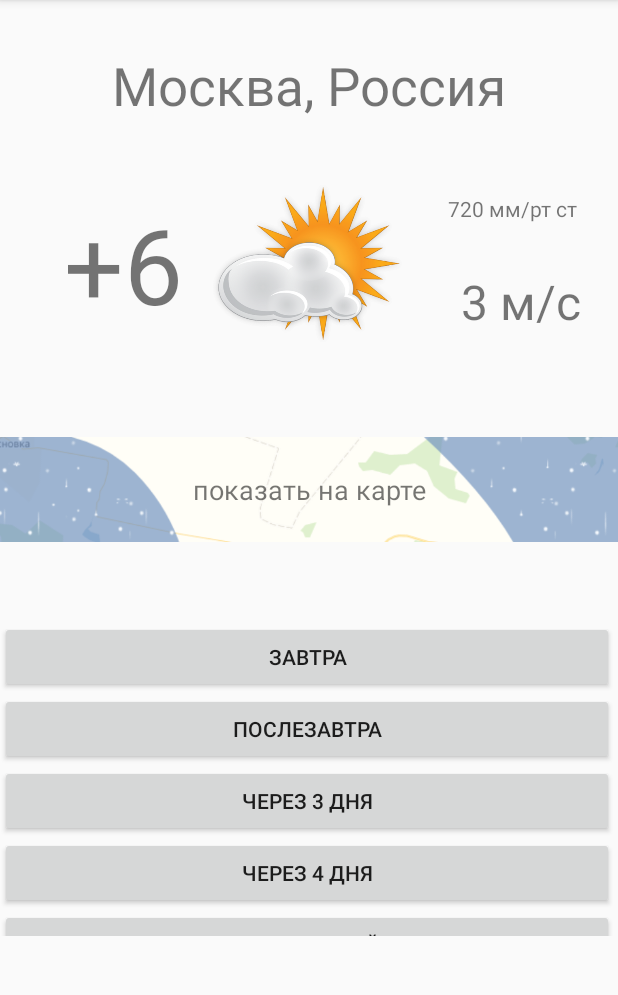
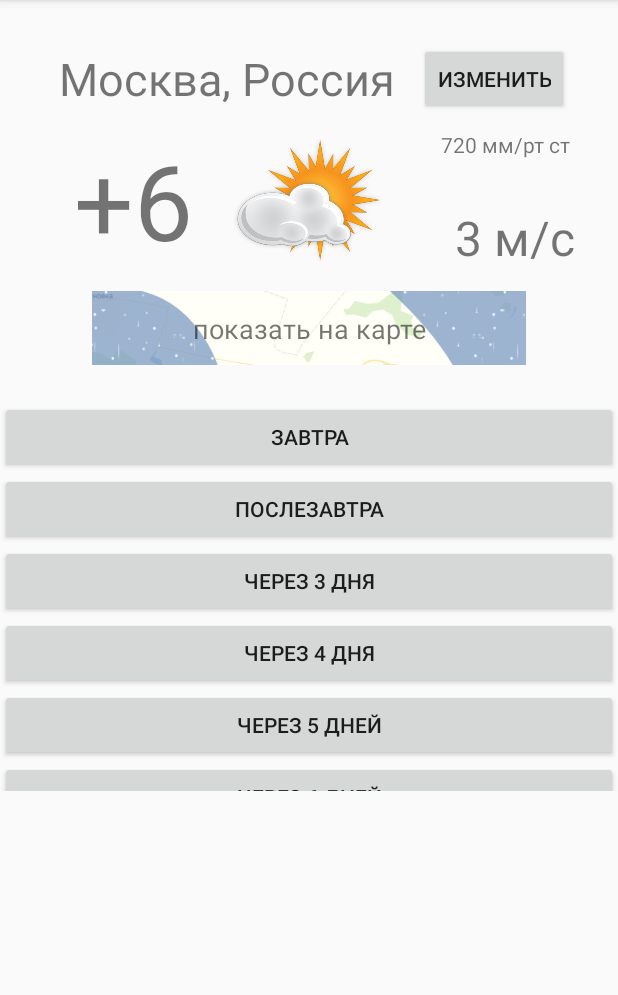
Before and after one commit to koassumo/Andr_HW1, an Android app: the screen it shows after launch (MainActivity), on a phone screen of 412 x 824 dp, the part 84-1079 px from its top. Run offline under Robolectric (Android 15) with nearby library versions, the phone set to English and light mode, and no system bars.

Commit message:
ДЗ 4 промежуточное сохранение (написан 1 интент)

```diff
--- a/app/src/main/java/ru/geekbrains/android1/hw1/MainActivity.java
+++ b/app/src/main/java/ru/geekbrains/android1/hw1/MainActivity.java
@@ -1,15 +1,45 @@
 package ru.geekbrains.android1.hw1;
 
 import androidx.appcompat.app.AppCompatActivity;
+
+import android.content.Intent;
 import android.os.Bundle;
+import android.view.View;
+import android.widget.Button;
+import android.widget.CompoundButton;
+import android.widget.TextView;
 
 
 public class MainActivity extends AppCompatActivity {
+
+    static final String TOWN_KEY = "town_key";
+    private TextView textViewSity;
+    private Button buttonSitySelectActivity;
 
     @Override
     protected void onCreate(Bundle savedInstanceState) {
         super.onCreate(savedInstanceState);
         setContentView(R.layout.activity_main);
+
+        initView();
+        setOnBtnSitySelect();
     }
 
+    private void initView() {
+        textViewSity = findViewById(R.id.textViewSity);
+        buttonSitySelectActivity = findViewById(R.id.buttonSitySelectActivity);
+    }
+
+    private void setOnBtnSitySelect() {
+        buttonSitySelectActivity.setOnClickListener(new View.OnClickListener() {
+            @Override
+            public void onClick(View v) {
+                Intent intent = new Intent (MainActivity.this, SitySelect.class);
+                intent.putExtra(TOWN_KEY, textViewSity.getText().toString());
+                startActivity(intent);
+            }
+        });
+    }
+
+
 }
--- a/app/src/main/res/layout/activity_main.xml
+++ b/app/src/main/res/layout/activity_main.xml
@@ -10,19 +10,20 @@
         android:id="@+id/textViewSity"
         android:layout_width="wrap_content"
         android:layout_height="wrap_content"
-        android:layout_marginTop="33dp"
+        android:layout_marginTop="32dp"
         android:text="@string/region"
-        android:textSize="35sp"
+        android:textSize="30sp"
         app:layout_constraintEnd_toEndOf="parent"
+        app:layout_constraintHorizontal_bias="0.21"
         app:layout_constraintStart_toStartOf="parent"
         app:layout_constraintTop_toTopOf="parent"
         tools:ignore="MissingConstraints" />
 
     <ImageView
         android:id="@+id/imageViewSkyClear"
-        android:layout_width="132dp"
-        android:layout_height="123dp"
-        android:layout_marginTop="33dp"
+        android:layout_width="112dp"
+        android:layout_height="89dp"
+        android:layout_marginTop="16dp"
         app:layout_constraintEnd_toEndOf="parent"
         app:layout_constraintStart_toStartOf="parent"
         app:layout_constraintTop_toBottomOf="@+id/textViewSity"
@@ -63,11 +64,11 @@
     <ImageView
         android:id="@+id/imageViewWeatherMap"
         android:layout_width="match_parent"
-        android:layout_height="wrap_content"
-        android:layout_marginTop="33dp"
+        android:layout_height="49dp"
+        android:layout_marginTop="16dp"
         app:layout_constraintTop_toBottomOf="@+id/imageViewSkyClear"
         app:srcCompat="@drawable/weather_map"
-        tools:layout_editor_absoluteX="55dp" />
+        tools:layout_editor_absoluteX="-8dp" />
 
     <TextView
         android:id="@+id/textViewWeatherMap"
@@ -81,9 +82,9 @@
         app:layout_constraintTop_toTopOf="@+id/imageViewWeatherMap" />
 
     <ScrollView
-        android:layout_width="409dp"
-        android:layout_height="210dp"
-        android:layout_marginTop="32dp"
+        android:layout_width="match_parent"
+        android:layout_height="260dp"
+        android:layout_marginTop="24dp"
         app:layout_constraintTop_toBottomOf="@+id/imageViewWeatherMap"
         tools:layout_editor_absoluteX="1dp">
 
@@ -136,4 +137,14 @@
         </LinearLayout>
     </ScrollView>
 
+    <Button
+        android:id="@+id/buttonSitySelectActivity"
+        android:layout_width="wrap_content"
+        android:layout_height="wrap_content"
+        android:layout_marginStart="16dp"
+        android:text="@string/btn_sity_select_title"
+        app:layout_constraintBottom_toBottomOf="@+id/textViewSity"
+        app:layout_constraintStart_toEndOf="@+id/textViewSity"
+        app:layout_constraintTop_toTopOf="@+id/textViewSity" />
+
 </androidx.constraintlayout.widget.ConstraintLayout>
--- a/app/src/main/res/values/strings.xml
+++ b/app/src/main/res/values/strings.xml
@@ -21,6 +21,8 @@
     <string name="textview_town_select_title">Выбор города</string>
     <string name="checkbox_wind_title">скорость ветра</string>
     <string name="checkbox_atmo_title">атмосферное давление</string>
+    <string name="button_back">Назад</string>
+    <string name="btn_sity_select_title">Изменить</string>
     <string-array name="list_of_towns">
         <item>Москва, Россия</item>
         <item>Лондон, Великобритания</item>
```
Also changed, not shown: app/src/main/AndroidManifest.xml (+2 -7 lines), app/src/main/java/ru/geekbrains/android1/hw1/SitySelect.java (+20 -0 lines), app/src/main/res/layout/sity_select.xml (+19 -8 lines).
